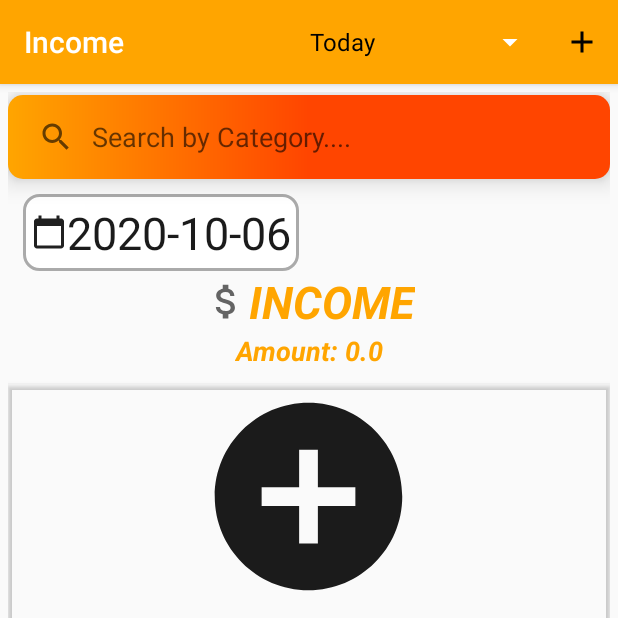
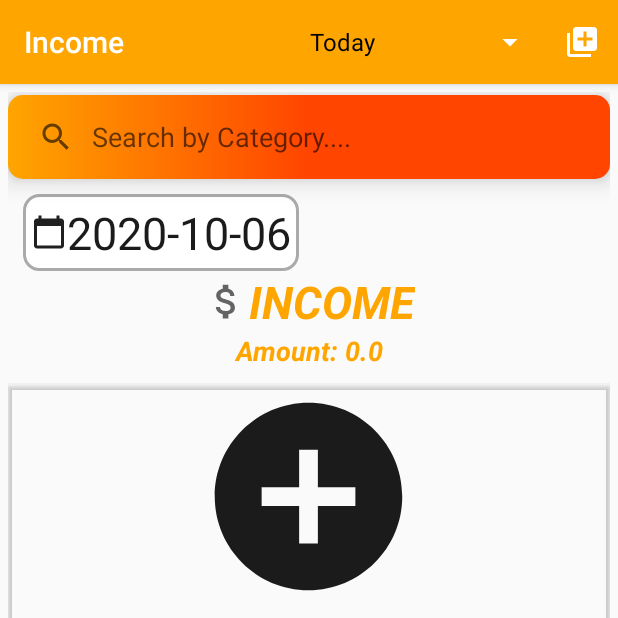
Before and after one commit to jaysoni-ash42/ExpenseTRacker, an Android app: the IncomeFragment screen opened through its navigation route, on a phone screen of 412 x 824 dp, the top half of it. Run offline under Robolectric (Android 15) with nearby library versions, the phone set to English and light mode, and no system bars; our stand-ins replace Room's generated code, navigation-ui; libraries missing offline, so code that uses them is left out: com.github.mikephil.charting, it.xabaras.android; 41 statements that could not run were skipped.

Commit message:
last commit

```diff
--- a/app/src/main/java/com/example/jaysoni/expensetracker/ui/home/HomeFragment.java
+++ b/app/src/main/java/com/example/jaysoni/expensetracker/ui/home/HomeFragment.java
@@ -38,6 +38,7 @@ import com.github.mikephil.charting.formatter.ValueFormatter;
 import com.github.mikephil.charting.interfaces.datasets.ILineDataSet;
 import com.github.mikephil.charting.utils.ColorTemplate;
 
+import java.nio.BufferOverflowException;
 import java.text.SimpleDateFormat;
 import java.util.ArrayList;
 import java.util.Date;
@@ -50,7 +51,7 @@ public class HomeFragment extends Fragment {
     private HomeViewModel homeViewModel;
     LinearLayout linearlayoutincome, linearlayoutexpense;
     RecyclerView expense_Recyclerview, income_Recyclerview;
-    TextView expenseamount, incomeamount;
+    TextView expenseamount, incomeamount,Budget_Amount;
     Home_IncomeAdapter income_adapter;
     Home_ExpenseAdapter expense_adapter;
     List<IncomeModel> incomeModelList;
@@ -60,6 +61,7 @@ public class HomeFragment extends Fragment {
     LineDataSet incomedataset, expensedataset;
     List<Entry> lineEntries, lineEntries2;
     List<ILineDataSet> dataSets;
+    String Income="0",Expense="0";
 
     public View onCreateView(@NonNull LayoutInflater inflater,
                              ViewGroup container, Bundle savedInstanceState) {
@@ -68,6 +70,7 @@ public class HomeFragment extends Fragment {
         View root = inflater.inflate(R.layout.fragment_home, container, false);
         expenseModelList = new ArrayList<>();
         incomeModelList = new ArrayList<>();
+        Budget_Amount=root.findViewById(R.id.Budget_Amount);
         lineChart = root.findViewById(R.id.line_chart);
         linearlayoutexpense = root.findViewById(R.id.linearlayoutexpense);
         linearlayoutincome = root.findViewById(R.id.linearlayoutinome);
@@ -78,6 +81,7 @@ public class HomeFragment extends Fragment {
         income_adapter = new Home_IncomeAdapter();
         expense_adapter = new Home_ExpenseAdapter();
         insertData();
+        Budget_Amount.setText("0");
         return root;
     }
 
@@ -150,6 +154,7 @@ public class HomeFragment extends Fragment {
                     linearlayoutexpense.setVisibility(View.VISIBLE);
                     expense_adapter.clearList();
                     expense_adapter.notifyDataSetChanged();
+
                 } else {
                     expenseModelList = expenseModels;
                     linearlayoutexpense.setVisibility(View.INVISIBLE);
@@ -164,9 +169,12 @@ public class HomeFragment extends Fragment {
             @Override
             public void onChanged(String integer) {
                 if (integer == null) {
+                    Expense="0";
                     expenseamount.setText("Amount: " + "$" + 0.00);
                 } else {
+                    Expense=integer;
                     expenseamount.setText("Amount: " + "$" + String.valueOf(integer));
+                    Budget_Amount.setText(""+ (Float.parseFloat(Income)- Float.parseFloat(Expense)));
                 }
             }
         });
@@ -193,9 +201,12 @@ public class HomeFragment extends Fragment {
             @Override
             public void onChanged(String integer) {
                 if (integer == null) {
+                    Income="0";
                     incomeamount.setText("Amount: " + "$" + 0.00);
                 } else {
+                    Income=integer;
                     incomeamount.setText("Amount: " + "$" + String.valueOf(integer));
+                    Budget_Amount.setText(""+ (Float.parseFloat(Income)- Float.parseFloat(Expense)));
                 }
             }
         });
--- a/app/src/main/java/com/example/jaysoni/expensetracker/ui/income/IncomeFragment.java
+++ b/app/src/main/java/com/example/jaysoni/expensetracker/ui/income/IncomeFragment.java
@@ -108,7 +108,7 @@ public class IncomeFragment extends Fragment {
         ok = dialog.findViewById(R.id.ok);
         date = dialog.findViewById(R.id.date);
         spinner=dialog.findViewById(R.id.spinner);
-        String[] var = new String[]{"--Category--", "Others", "Groceries", "Clothing","Medical","Personal","Restaurant","Loan","Merchandise"};
+        String[] var = new String[]{"--Category--", "Others", "Business", "Salary"};
         final ArrayAdapter<String> arrayAdapter = new ArrayAdapter<String>(requireActivity(), R.layout.support_simple_spinner_dropdown_item, var);
         arrayAdapter.setDropDownViewResource(android.R.layout.simple_dropdown_item_1line);
         spinner.setAdapter(arrayAdapter);
@@ -429,7 +429,7 @@ public class IncomeFragment extends Fragment {
         ok = bottomSheetDialog.findViewById(R.id.ok);
         date = bottomSheetDialog.findViewById(R.id.date);
         spinnerbottom=bottomSheetDialog.findViewById(R.id.spinner);
-        String[] var = new String[]{"--Category--", "Others", "Business", "Salary",};
+        String[] var = new String[]{"--Category--", "Others", "Business", "Salary"};
         final ArrayAdapter<String> arrayAdapter = new ArrayAdapter<String>(requireActivity(), R.layout.support_simple_spinner_dropdown_item, var);
         arrayAdapter.setDropDownViewResource(android.R.layout.simple_dropdown_item_1line);
         spinnerbottom.setAdapter(arrayAdapter);
--- /dev/null
+++ b/app/src/main/res/drawable/ic_baseline_library_add_24.xml
@@ -0,0 +1,10 @@
+<vector xmlns:android="http://schemas.android.com/apk/res/android"
+    android:width="24dp"
+    android:height="24dp"
+    android:viewportWidth="24"
+    android:viewportHeight="24"
+    android:tint="?attr/colorControlNormal">
+  <path
+      android:fillColor="@color/colorPrimaryDark"
+      android:pathData="M4,6L2,6v14c0,1.1 0.9,2 2,2h14v-2L4,20L4,6zM20,2L8,2c-1.1,0 -2,0.9 -2,2v12c0,1.1 0.9,2 2,2h12c1.1,0 2,-0.9 2,-2L22,4c0,-1.1 -0.9,-2 -2,-2zM19,11h-4v4h-2v-4L9,11L9,9h4L13,5h2v4h4v2z"/>
+</vector>
--- a/app/src/main/res/menu/frgment_menu.xml
+++ b/app/src/main/res/menu/frgment_menu.xml
@@ -9,7 +9,7 @@
         app:actionViewClass="androidx.appcompat.widget.AppCompatSpinner"/>
     <item
         android:id="@+id/add"
-        android:icon="@drawable/ic_baseline_add_24"
+        android:icon="@drawable/ic_baseline_library_add_24"
         app:showAsAction="ifRoom"
         android:title="@string/add" />
 </menu>
--- a/app/src/main/res/values/strings.xml
+++ b/app/src/main/res/values/strings.xml
@@ -23,4 +23,5 @@
     <string name="Note">Note</string>
     <string name="budget">Budget</string>
     <string name="Budget">Budget</string>
+    <string name="BUDGET">BUDGET</string>
 </resources>
```
Also changed, not shown: app/src/main/res/layout/fragment_home.xml (+23 -0 lines).
